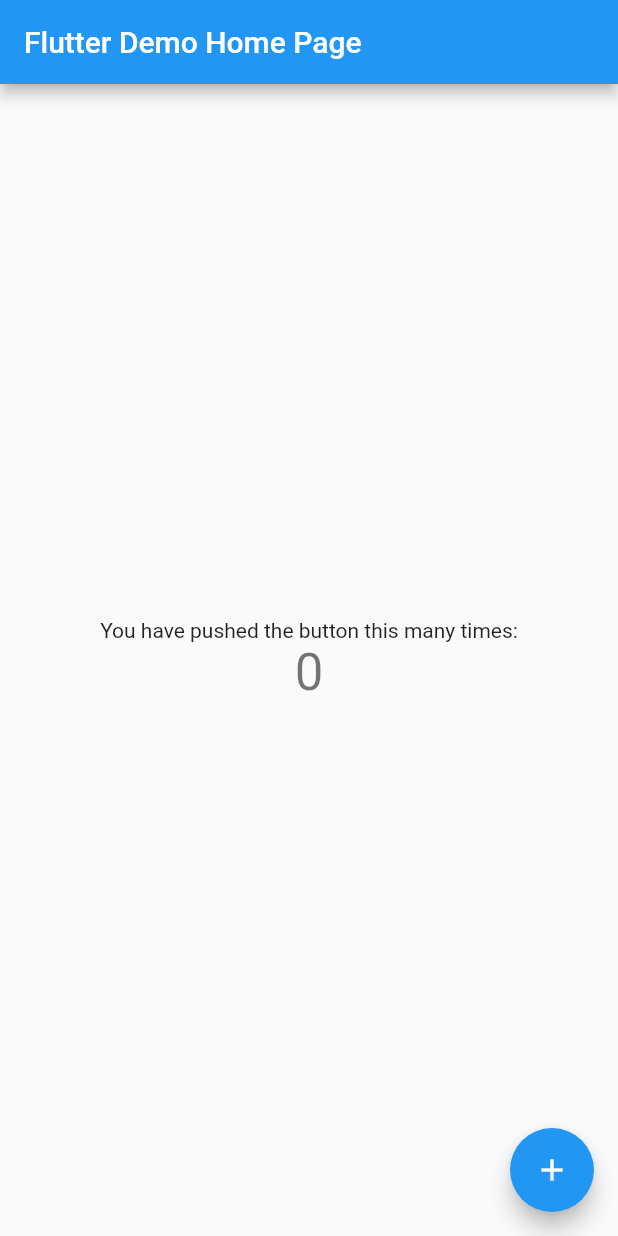
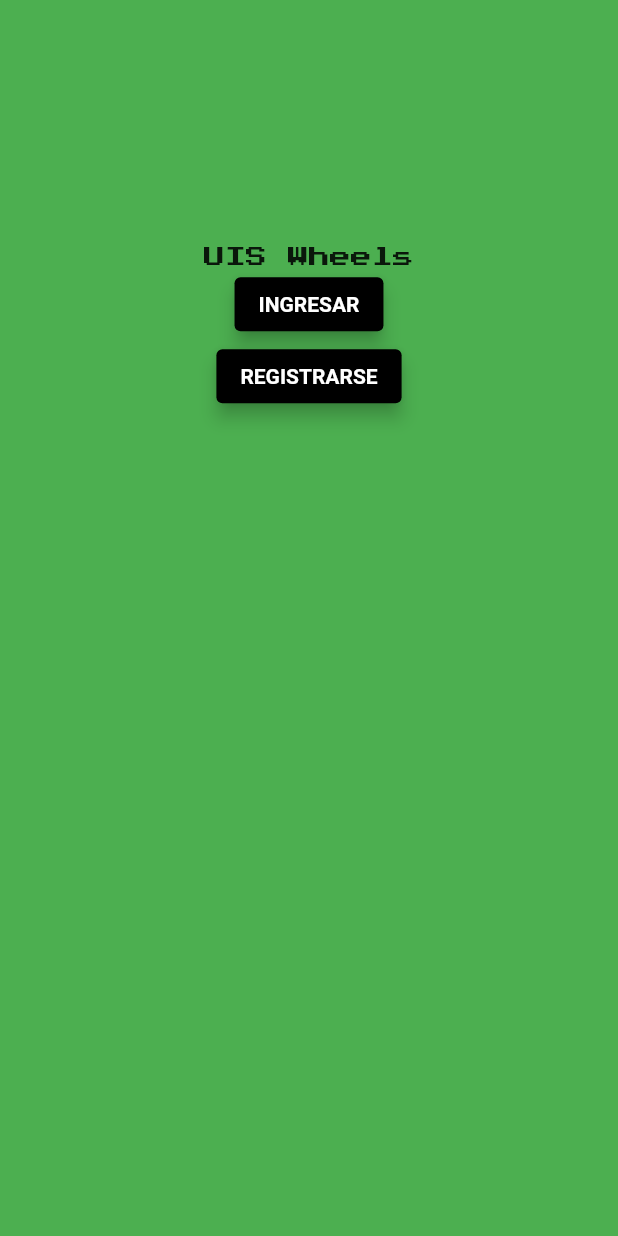
Before and after one commit to lipaocaspi/proj_ver1, a Flutter app: the screen it shows after launch, on a phone screen of 412 x 824 dp. Run offline on Flutter 3.47's test engine with Material 2 defaults, Android fonts, the phone set to English and light mode, and no system bars; our stand-ins replace google_fonts.

Commit message:
up_first_page_1

```diff
--- /dev/null
+++ b/lib/FirstPage/components/constants.dart
@@ -0,0 +1 @@
+import 'package:flutter/material.dart';
--- /dev/null
+++ b/lib/FirstPage/first_page_screen.dart
@@ -0,0 +1,45 @@
+import 'package:flutter/material.dart';
+import 'package:google_fonts/google_fonts.dart';
+
+class FirstPage extends StatelessWidget {
+  const FirstPage({Key? key}) : super(key: key);
+
+  @override
+  Widget build(BuildContext context) {
+    // MediaQuery.of(context).size.height;
+    return Scaffold(
+      backgroundColor: Colors.green,
+      body: SafeArea(
+          child: Center(
+        child: Column(
+          children: [
+            SizedBox(height: MediaQuery.of(context).size.height * 0.2),
+            Text(
+              "UIS Wheels",
+              style: GoogleFonts.pressStart2p(),
+            ),
+            ElevatedButton(
+                onPressed: () {},
+                style: ElevatedButton.styleFrom(
+                    primary: Colors.black, elevation: 5),
+                child: Text(
+                  "INGRESAR",
+                  style: TextStyle(
+                    fontWeight: FontWeight.bold,
+                  ),
+                )),
+            ElevatedButton(
+              onPressed: () {},
+              style:
+                  ElevatedButton.styleFrom(primary: Colors.black, elevation: 5),
+              child: Text(
+                "REGISTRARSE",
+                style: TextStyle(fontWeight: FontWeight.bold),
+              ),
+            ),
+          ],
+        ),
+      )),
+    );
+  }
+}
--- a/lib/main.dart
+++ b/lib/main.dart
@@ -1,4 +1,5 @@
 import 'package:flutter/material.dart';
+import 'FirstPage/first_page_screen.dart';
 
 void main() {
   runApp(const MyApp());
@@ -6,110 +7,11 @@
 
 class MyApp extends StatelessWidget {
   const MyApp({Key? key}) : super(key: key);
-
-  // This widget is the root of your application.
   @override
   Widget build(BuildContext context) {
     return MaterialApp(
-      title: 'Flutter Demo',
-      theme: ThemeData(
-        // This is the theme of your application.
-        //
-        // Try running your application with "flutter run". You'll see the
-        // application has a blue toolbar. Then, without quitting the app, try
-        // changing the primarySwatch below to Colors.green and then invoke
-        // "hot reload" (press "r" in the console where you ran "flutter run",
-        // or simply save your changes to "hot reload" in a Flutter IDE).
-        // Notice that the counter didn't reset back to zero; the application
-        // is not restarted.
-        primarySwatch: Colors.blue,
-      ),
-      home: const MyHomePage(title: 'Flutter Demo Home Page'),
+      debugShowCheckedModeBanner: false,
+      home: const FirstPage(),
     );
   }
 }
-
-class MyHomePage extends StatefulWidget {
-  const MyHomePage({Key? key, required this.title}) : super(key: key);
-
-  // This widget is the home page of your application. It is stateful, meaning
-  // that it has a State object (defined below) that contains fields that affect
-  // how it looks.
-
-  // This class is the configuration for the state. It holds the values (in this
-  // case the title) provided by the parent (in this case the App widget) and
-  // used by the build method of the State. Fields in a Widget subclass are
-  // always marked "final".
-
-  final String title;
-
-  @override
-  State<MyHomePage> createState() => _MyHomePageState();
-}
-
-class _MyHomePageState extends State<MyHomePage> {
-  int _counter = 0;
-
-  void _incrementCounter() {
-    setState(() {
-      // This call to setState tells the Flutter framework that something has
-      // changed in this State, which causes it to rerun the build method below
-      // so that the display can reflect the updated values. If we changed
-      // _counter without calling setState(), then the build method would not be
-      // called again, and so nothing would appear to happen.
-      _counter++;
-    });
-  }
-
-  @override
-  Widget build(BuildContext context) {
-    // This method is rerun every time setState is called, for instance as done
-    // by the _incrementCounter method above.
-    //
-    // The Flutter framework has been optimized to make rerunning build methods
-    // fast, so that you can just rebuild anything that needs updating rather
-    // than having to individually change instances of widgets.
-    return Scaffold(
-      appBar: AppBar(
-        // Here we take the value from the MyHomePage object that was created by
-        // the App.build method, and use it to set our appbar title.
-        title: Text(widget.title),
-      ),
-      body: Center(
-        // Center is a layout widget. It takes a single child and positions it
-        // in the middle of the parent.
-        child: Column(
-          // Column is also a layout widget. It takes a list of children and
-          // arranges them vertically. By default, it sizes itself to fit its
-          // children horizontally, and tries to be as tall as its parent.
-          //
-          // Invoke "debug painting" (press "p" in the console, choose the
-          // "Toggle Debug Paint" action from the Flutter Inspector in Android
-          // Studio, or the "Toggle Debug Paint" command in Visual Studio Code)
-          // to see the wireframe for each widget.
-          //
-          // Column has various properties to control how it sizes itself and
-          // how it positions its children. Here we use mainAxisAlignment to
-          // center the children vertically; the main axis here is the vertical
-          // axis because Columns are vertical (the cross axis would be
-          // horizontal).
-          mainAxisAlignment: MainAxisAlignment.center,
-          children: <Widget>[
-            const Text(
-              'You have pushed the button this many times:',
-            ),
-            Text(
-              '$_counter',
-              style: Theme.of(context).textTheme.headline4,
-            ),
-          ],
-        ),
-      ),
-      floatingActionButton: FloatingActionButton(
-        onPressed: _incrementCounter,
-        tooltip: 'Increment',
-        child: const Icon(Icons.add),
-      ), // This trailing comma makes auto-formatting nicer for build methods.
-    );
-  }
-}
--- a/pubspec.yaml
+++ b/pubspec.yaml
@@ -34,6 +34,7 @@
   # The following adds the Cupertino Icons font to your application.
   # Use with the CupertinoIcons class for iOS style icons.
   cupertino_icons: ^1.0.2
+  google_fonts: ^3.0.1
 
 dev_dependencies:
   flutter_test:
```
Also changed, not shown: pubspec.lock, 1 other file.
